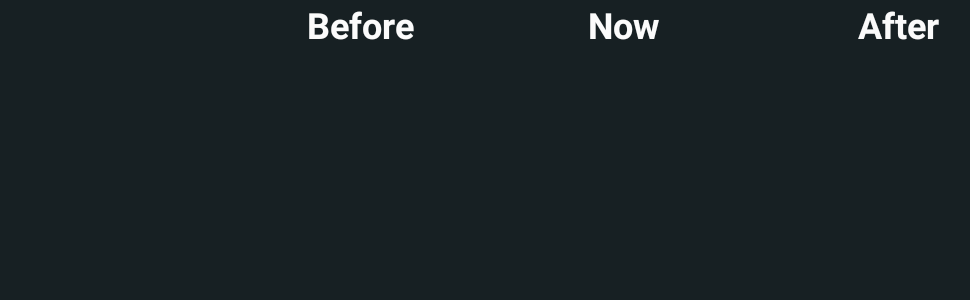
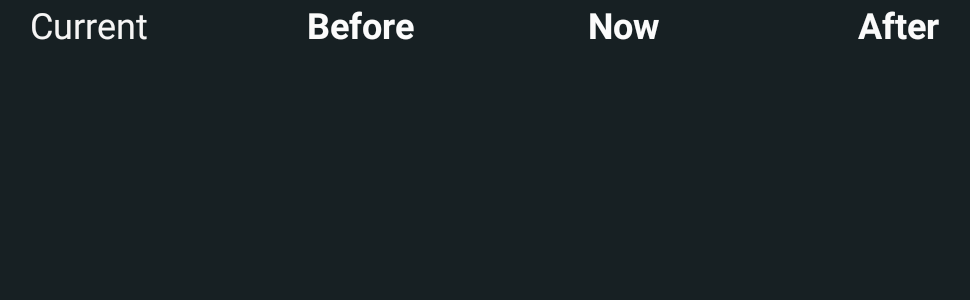
Before and after one commit to nhorman/WhenAndWhere, an Android app: the SimpleJustWhenActivity screen opened directly, with no data from a screen before it, on a phone screen of 824 x 412 dp (held sideways). Shown: the top 300 px of the screen, without its empty margins (48-1018 px from the left). Run offline under Robolectric (Android 15) with nearby library versions, the phone set to English and light mode, and no system bars; our stand-ins replace Room's generated code; 2 statements that could not run were skipped.

Commit message:
continuing drag and drop

```diff
--- a/app/src/main/res/layout/activity_simple_just_when.xml
+++ b/app/src/main/res/layout/activity_simple_just_when.xml
@@ -25,6 +25,14 @@
             android:layout_height="match_parent"
             android:gravity="center">
 
+            <TextView
+                android:id="@+id/CurrentTextView"
+                android:layout_width="match_parent"
+                android:layout_height="57dp"
+                android:text="Current"
+                android:textAlignment="center"
+                android:textColor="#F6F5F5"
+                android:textSize="24sp" />
         </FrameLayout>
 
         <FrameLayout
```
